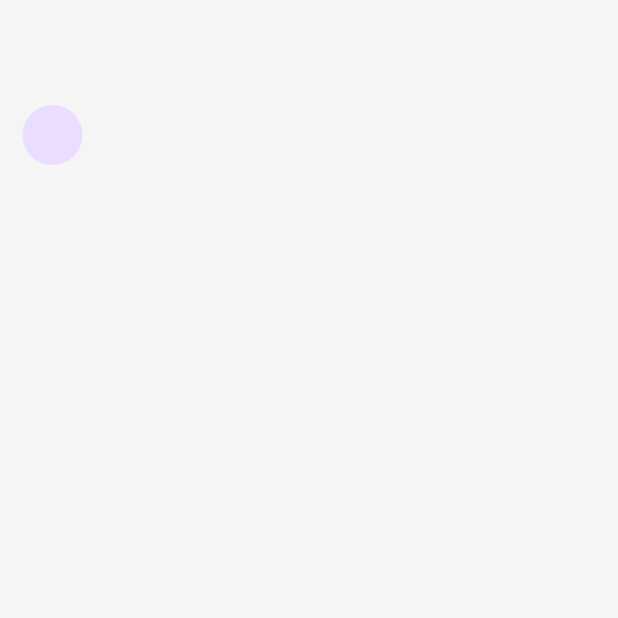
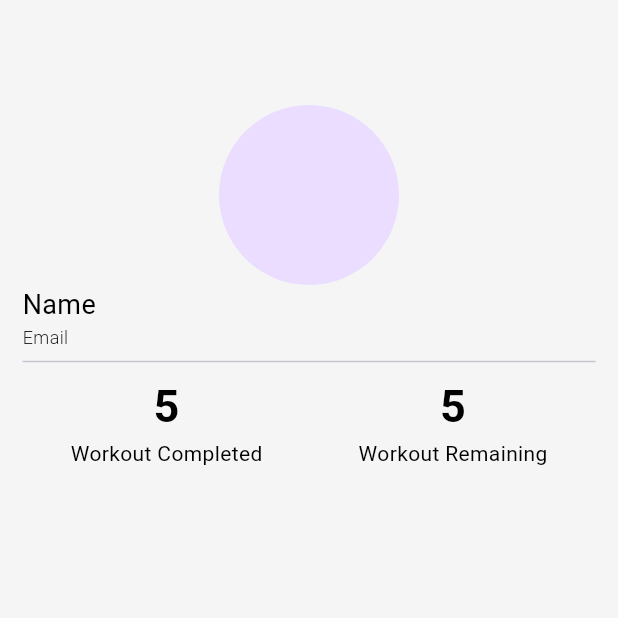
Before and after one commit to nitta02/Fitness-Tracker-App-UI, a Flutter app: the ProfileScreen screen opened directly, on a phone screen of 412 x 824 dp, the top half of it. Run offline on Flutter 3.47's test engine with Material 3 defaults, Android fonts, the phone set to English and light mode, and no system bars; our stand-ins replace fl_chart, iconly, percent_indicator; network calls fail.

Commit message:
profile ui

```diff
--- a/lib/screens/profile/profile.dart
+++ b/lib/screens/profile/profile.dart
@@ -5,7 +5,7 @@ class ProfileScreen extends StatelessWidget {
 
   @override
   Widget build(BuildContext context) {
-    return Scaffold(
+    return const Scaffold(
       body: Padding(
         padding: EdgeInsets.only(
           top: 50,
@@ -17,7 +17,59 @@ class ProfileScreen extends StatelessWidget {
             SizedBox(
               height: 20,
             ),
-            CircleAvatar()
+            Column(
+              crossAxisAlignment: CrossAxisAlignment.start,
+              children: [
+                Center(
+                  child: CircleAvatar(
+                    radius: 60,
+                  ),
+                ),
+                Text(
+                  'Name',
+                  style: TextStyle(
+                    fontSize: 18,
+                  ),
+                ),
+                Text(
+                  'Email',
+                  style: TextStyle(
+                    fontSize: 12,
+                    fontWeight: FontWeight.w300,
+                  ),
+                ),
+              ],
+            ),
+            Divider(),
+            Row(
+              mainAxisAlignment: MainAxisAlignment.spaceAround,
+              children: [
+                Column(
+                  children: [
+                    Text(
+                      '5',
+                      style: TextStyle(
+                        fontSize: 30,
+                        fontWeight: FontWeight.bold,
+                      ),
+                    ),
+                    Text('Workout Completed'),
+                  ],
+                ),
+                Column(
+                  children: [
+                    Text(
+                      '5',
+                      style: TextStyle(
+                        fontSize: 30,
+                        fontWeight: FontWeight.bold,
+                      ),
+                    ),
+                    Text('Workout Remaining'),
+                  ],
+                )
+              ],
+            )
           ],
         ),
       ),
```
